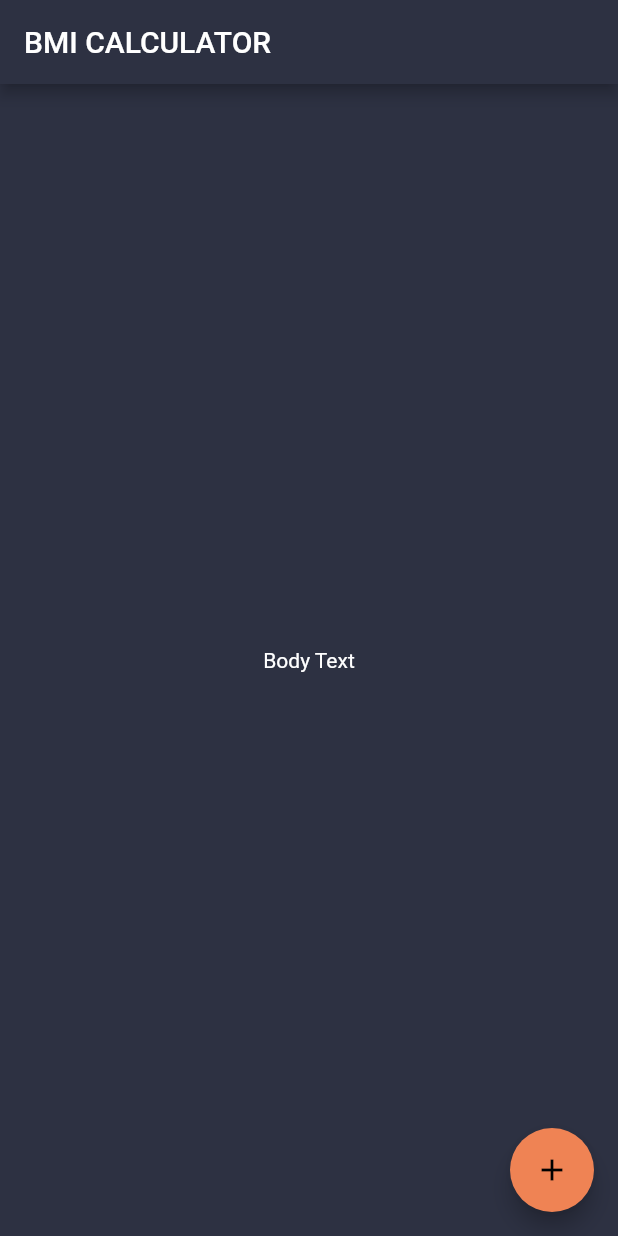
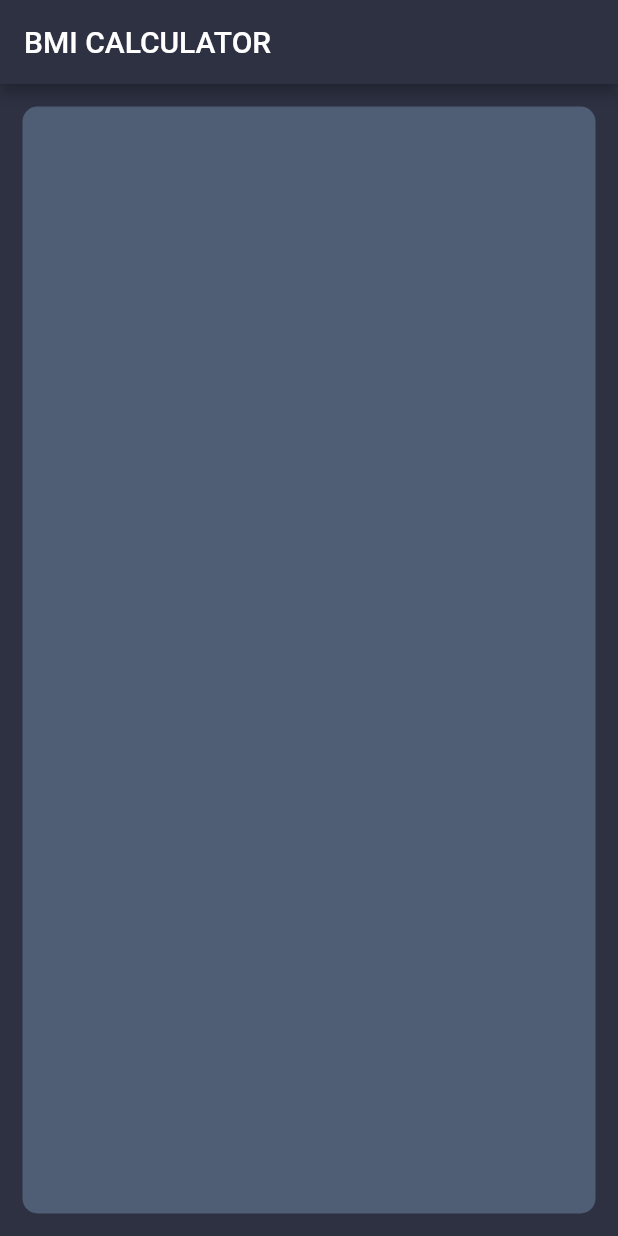
Before and after one commit to atul-tiwari/BMI_Calculator, a Flutter app: the screen it shows after launch, on a phone screen of 412 x 824 dp. Run offline on Flutter 3.47's test engine with Material 2 defaults, Android fonts, the phone set to English and light mode, and no system bars.

Commit message:
Added Card

```diff
--- /dev/null
+++ b/lib/Inputpage.dart
@@ -0,0 +1,23 @@
+import 'package:flutter/material.dart';
+
+
+class InputPage extends StatefulWidget {
+  @override
+  _InputPageState createState() => _InputPageState();
+}
+
+class _InputPageState extends State<InputPage> {
+  @override
+  Widget build(BuildContext context) {
+    return Scaffold(
+      appBar: AppBar(
+        title: Text('BMI CALCULATOR'),
+      ),
+      body: Container(
+
+        margin: EdgeInsets.all(15.0),
+        decoration: BoxDecoration(color: Color(0XFF4F5D75),borderRadius: BorderRadius.circular(10.0)),
+      ),
+    );
+  }
+}
--- a/lib/main.dart
+++ b/lib/main.dart
@@ -1,4 +1,5 @@
 import 'package:flutter/material.dart';
+import 'package:bmi_calculator/Inputpage.dart';
 
 void main() => runApp(BMICalculator());
 
@@ -18,25 +19,3 @@ class BMICalculator extends StatelessWidget {
     );
   }
 }
-
-class InputPage extends StatefulWidget {
-  @override
-  _InputPageState createState() => _InputPageState();
-}
-
-class _InputPageState extends State<InputPage> {
-  @override
-  Widget build(BuildContext context) {
-    return Scaffold(
-      appBar: AppBar(
-        title: Text('BMI CALCULATOR'),
-      ),
-      body: Center(
-        child: Text('Body Text'),
-      ),
-      floatingActionButton: FloatingActionButton(
-        child: Icon(Icons.add),
-      ),
-    );
-  }
-}
```
